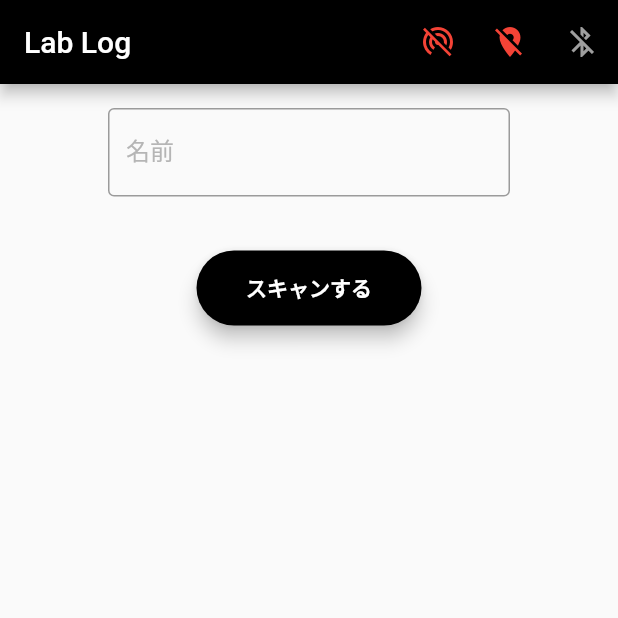
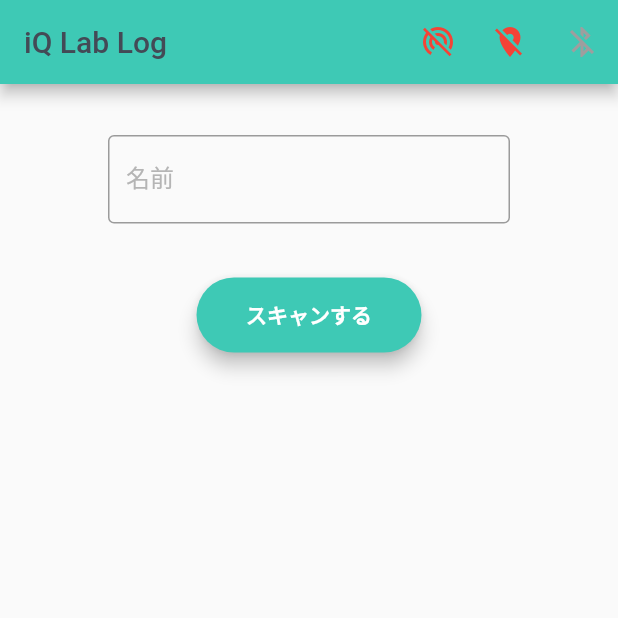
Before and after one commit to sssht03/iQLabLog, a Flutter app: the screen it shows after launch, on a phone screen of 412 x 824 dp, the top half of it. Run offline on Flutter 3.47's test engine with Material 2 defaults, Android fonts, the phone set to English and light mode, and no system bars; our stand-ins replace flutter_local_notifications, get_it, google_fonts, stacked, timezone; missing offline and left inert: flutter_beacon, location_permissions.

Commit message:
modify theme color

```diff
--- a/lib/main.dart
+++ b/lib/main.dart
@@ -19,9 +19,7 @@ class MyApp extends StatelessWidget {
   @override
   Widget build(BuildContext context) {
     final appTheme = ThemeData(
-      primaryColor: Colors.black,
-      accentColor: Colors.black38,
-      backgroundColor: Color(0xffF2F2F2),
+      primaryColor: Color(0xff3EC9B5),
       textTheme: GoogleFonts.robotoTextTheme(Theme.of(context).textTheme),
     );
     return MaterialApp(
--- a/lib/ui/beacon/beacon_view.dart
+++ b/lib/ui/beacon/beacon_view.dart
@@ -24,7 +24,10 @@ class _BeaconScreen extends ViewModelWidget<BeaconViewModel> {
   Widget build(BuildContext context, BeaconViewModel model) {
     return Scaffold(
         appBar: AppBar(
-          title: const Text('Lab Log'),
+          title: const Text(
+            'iQ Lab Log',
+            style: TextStyle(color: Color(0xff434A56)),
+          ),
           centerTitle: false,
           actions: <Widget>[
             if (!model.authorizationStatusOk)
@@ -85,11 +88,19 @@ class _BeaconScreen extends ViewModelWidget<BeaconViewModel> {
           ],
         ),
         body: Container(
-          padding: EdgeInsets.all(16.0),
-          child: Column(
-            children: [_TextInput(), SizedBox(height: 36.0), _ScanButton()],
-          ),
-        ));
+            padding: EdgeInsets.all(16.0),
+            child: model.scanning
+                ? Center(
+                    child: CircularProgressIndicator(),
+                  )
+                : Column(
+                    children: [
+                      SizedBox(height: 18.0),
+                      _TextInput(),
+                      SizedBox(height: 36.0),
+                      _ScanButton()
+                    ],
+                  )));
   }
 }
 
@@ -126,7 +137,7 @@ class _ScanButton extends ViewModelWidget<BeaconViewModel> {
             style: TextStyle(color: Colors.white, fontWeight: FontWeight.bold),
           ),
           color: Theme.of(context).primaryColor,
-          onPressed: model.initScanBeacon,
+          onPressed: () => {model.initScanBeacon, model.scanning = true},
         ));
   }
 }
--- a/lib/ui/beacon/beacon_viewmodel.dart
+++ b/lib/ui/beacon/beacon_viewmodel.dart
@@ -38,6 +38,15 @@ class BeaconViewModel extends BaseViewModel
   /// bluetoothEnabled
   bool get bluetoothEnabled => _bluetoothEnabled;
   bool _bluetoothEnabled = false;
+
+  /// scanning
+  bool get scanning => _scanning;
+  bool _scanning = false;
+
+  set scanning(bool e) {
+    _scanning = true;
+    notifyListeners();
+  }
 
   /// text
   String get text => _text;
@@ -95,6 +104,7 @@ class BeaconViewModel extends BaseViewModel
 
   /// initScanBeacon
   void initScanBeacon() async {
+    _scanning = true;
     await checkAllRequirements();
 
     if (!_authorizationStatusOk ||
@@ -135,6 +145,7 @@ class BeaconViewModel extends BaseViewModel
             await pauseScanBeacon();
             _streamRanging = null;
             await _localNotification.showNotification('iQ Lab', '入退室を検知しました！');
+            _scanning = false;
           }
         }
         notifyListeners();
```
